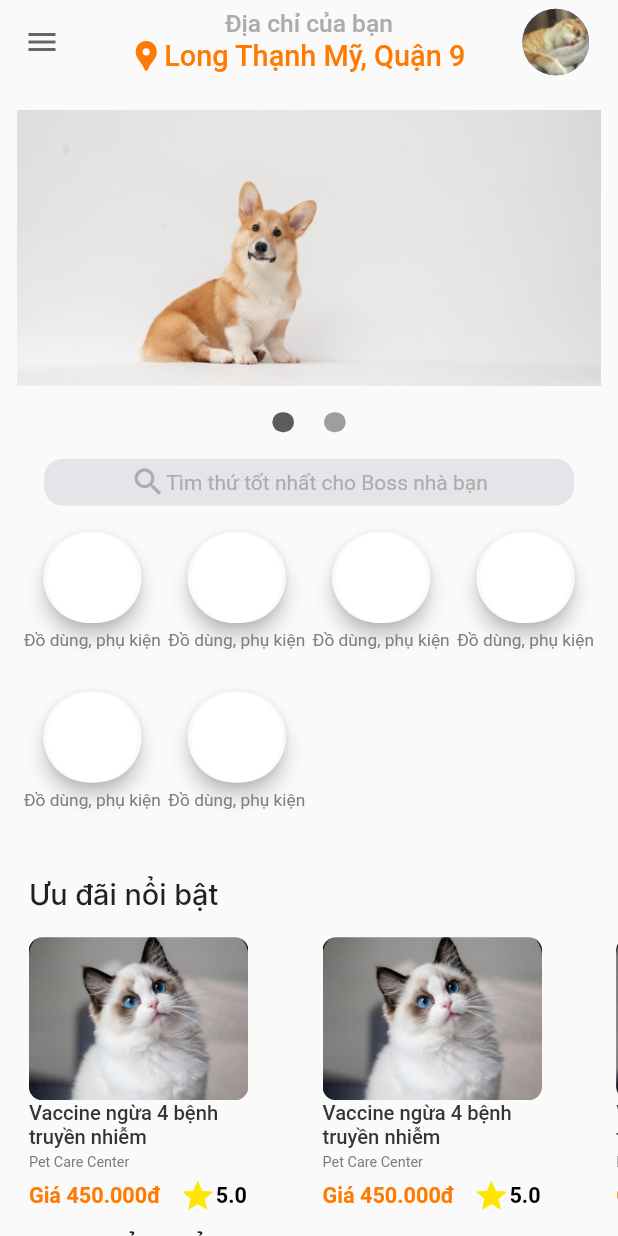
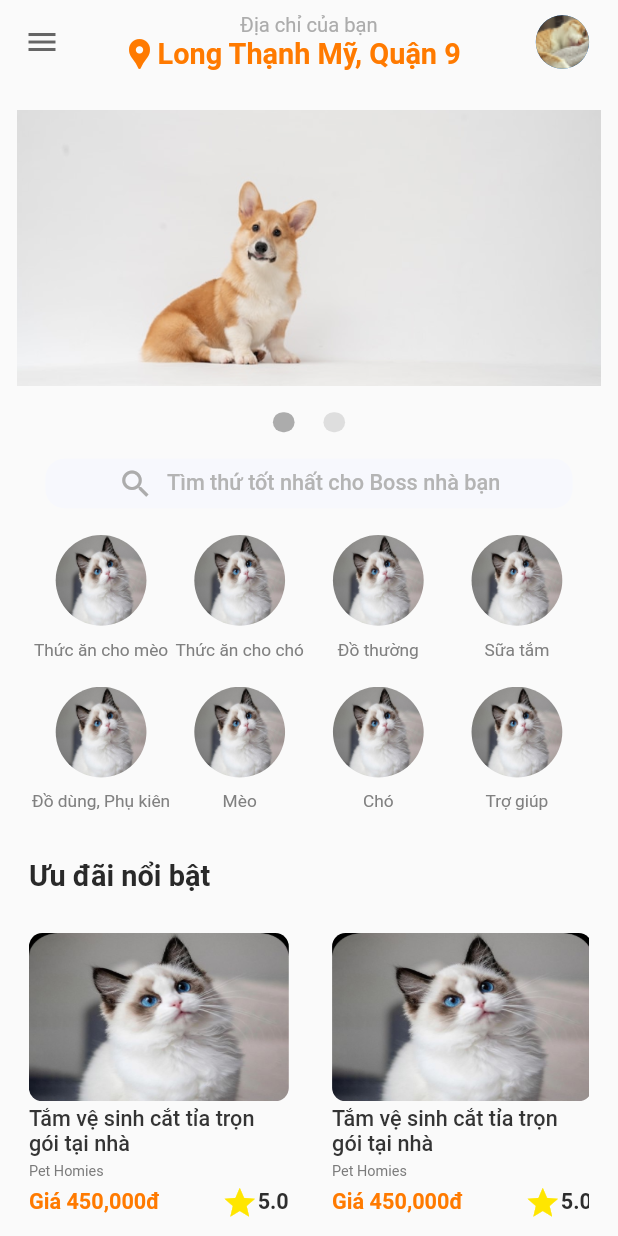
Before and after one commit to hoangduongle/pet, a Flutter app: the ShoppingScreen screen opened by its route, on a phone screen of 412 x 824 dp. Run offline on Flutter 3.47's test engine with Material 2 defaults, Android fonts, the phone set to English and light mode, and no system bars; drawn by our look-alikes of carousel_slider, smooth_page_indicator; our stand-ins replace flutter_screenutil, flutter_svg, get, google_fonts; missing offline and left inert: antdesign_icons.

Commit message:
update code layout

```diff
--- a/lib/app/core/values/app_colors.dart
+++ b/lib/app/core/values/app_colors.dart
@@ -33,6 +33,16 @@ abstract class AppColors {
   static const Color C8E8E8E = Color(0xff8E8E8E);
   static const Color C9F9F9F = Color(0xff9F9F9F);
   static const Color Cf4f4f4 = Color.fromARGB(255, 229, 229, 229);
+  static const Color Cf3f3f3 = Color(0xfff3f3f3);
+  static const Color C717171 = Color(0xff717171);
+  static const Color CFFCE31 = Color(0xffFFCE31);
+  static const Color C4D4D4D = Color(0xff4D4D4D);
+  static const Color C747474 = Color(0xff747474);
+  static const Color C595959 = Color(0xff595959);
+  static const Color C949494 = Color(0xff949494);
+  static const Color Cf7f7f7 = Color(0xfff7f7f7);
+  static const Color CD9D9D9 = Color(0xffD9D9D9);
+  static const Color C787878 = Color(0xff787878);
 
 
 
--- a/lib/app/modules/serivce/widgets/circleCard.dart
+++ b/lib/app/modules/serivce/widgets/circleCard.dart
@@ -9,10 +9,12 @@ import 'package:pets/app/core/values/text_styles.dart';
 class CircleCard extends StatelessWidget {
   final String text;
   final String image;
+  final double width;
   final Function() ontap;
   const CircleCard({
     Key? key,
     required this.text,
+    this.width = 92,
     required this.image,
     required this.ontap,
   }) : super(key: key);
@@ -20,7 +22,7 @@ class CircleCard extends StatelessWidget {
   @override
   Widget build(BuildContext context) {
     return SizedBox(
-      width: 92.w,
+      width: width.w,
       child: Column(
         children: [
           Material(
--- a/lib/app/modules/shopping/view/shopping_view.dart
+++ b/lib/app/modules/shopping/view/shopping_view.dart
@@ -1,10 +1,17 @@
 import 'package:carousel_slider/carousel_slider.dart';
 import 'package:flutter/material.dart';
-import 'package:flutter/src/widgets/framework.dart';
-import 'package:flutter/src/widgets/placeholder.dart';
 import 'package:flutter_screenutil/flutter_screenutil.dart';
 import 'package:get/get.dart';
 import 'package:google_fonts/google_fonts.dart';
+import 'package:pets/app/core/utils/number_utils.dart';
+import 'package:pets/app/core/values/app_colors.dart';
+import 'package:pets/app/core/values/font_weights.dart';
+import 'package:pets/app/core/values/text_styles.dart';
+import 'package:pets/app/modules/serivce/widgets/BuildIndicator.dart';
+import 'package:pets/app/modules/serivce/widgets/cardFooter.dart';
+import 'package:pets/app/modules/serivce/widgets/cardPet.dart';
+import 'package:pets/app/modules/serivce/widgets/circleCard.dart';
+import 'package:pets/app/modules/serivce/widgets/paddingText.dart';
 import 'package:pets/app/route/app_routes.dart';
 import 'package:smooth_page_indicator/smooth_page_indicator.dart';
 
@@ -26,9 +33,9 @@ class _ShoppingScreenState extends State<ShoppingScreen> {
         elevation: 0,
         centerTitle: true,
         leading: IconButton(
-          icon: Icon(
+          icon: const Icon(
             Icons.menu,
-            color: Color(0xff656565),
+            color: AppColors.C656565,
           ),
           onPressed: () {},
         ),
@@ -36,22 +43,17 @@ class _ShoppingScreenState extends State<ShoppingScreen> {
           children: [
             Text(
               'Địa chỉ của bạn',
-              style: GoogleFonts.roboto(textStyle: TextStyle(color: Color(0xffACACAC), fontSize: 17.sp)),
+              style: h5.copyWith(color: AppColors.CACACAC, fontSize: 14.sp),
             ),
             Row(
               children: [
-                Icon(
+                const Icon(
                   Icons.location_pin,
                   color: Color(0xffFF7A00),
                 ),
                 Text(
                   'Long Thạnh Mỹ, Quận 9',
-                  style: GoogleFonts.roboto(
-                      textStyle: TextStyle(
-                    fontWeight: FontWeight.w500,
-                    fontSize: 20.sp,
-                    color: Color(0xffFF7A00),
-                  )),
+                  style: h4.copyWith(color: AppColors.CFF7A00, fontSize: 20.sp, fontWeight: FontWeights.bold),
                 ),
               ],
             )
@@ -61,7 +63,7 @@ class _ShoppingScreenState extends State<ShoppingScreen> {
           Padding(
             padding: EdgeInsets.symmetric(horizontal: 20.w),
             child: CircleAvatar(
-              radius: 25.r,
+              radius: 20.r,
               backgroundImage: const AssetImage('assets/png/avatar.png'),
             ),
           )
@@ -72,7 +74,6 @@ class _ShoppingScreenState extends State<ShoppingScreen> {
           crossAxisAlignment: CrossAxisAlignment.start,
           children: [
             Container(
-              child: Container(
                 padding: EdgeInsets.symmetric(horizontal: 12.w),
                 child: Column(children: [
                   Center(
@@ -97,37 +98,36 @@ class _ShoppingScreenState extends State<ShoppingScreen> {
                       },
                     ),
                   ),
-                    buildIndicator(2, currentIndex),
+                  BuildIndicator(
+                    length: 2,
+                    currentIndex: currentIndex,
+                  ),
                 ])),
-            ),
             Center(
               child: Padding(
                 padding: EdgeInsets.symmetric(vertical: 20.h),
                 child: Material(
                   elevation: 0,
-                  borderRadius: BorderRadius.circular(14.r),
+                  borderRadius: BorderRadius.circular(10.r),
                   child: InkWell(
                     onTap: () {
-                      Get.toNamed(Routes.SEARCHSERVICE);
+                      Get.toNamed(Routes.SEARCHSERVICE, arguments: {
+                        'searchText': '',
+                      });
                     },
                     child: Container(
-                      width: 367.w,
-                      height: 35.h,
-                      decoration: BoxDecoration(color: Color.fromARGB(255, 229, 229, 233), borderRadius: BorderRadius.circular(14.r)),
+                      padding: EdgeInsets.symmetric(horizontal: 50.w),
+                      width: 365.w,
+                      height: 37.h,
+                      decoration: BoxDecoration(color: AppColors.CF7F8FD, borderRadius: BorderRadius.circular(14.r)),
                       child: Row(
-                        mainAxisAlignment: MainAxisAlignment.center,
+                        mainAxisAlignment: MainAxisAlignment.spaceBetween,
                         children: [
-                          Icon(
+                          const Icon(
                             Icons.search_sharp,
                             color: Color(0xffACACAC),
                           ),
-                          Text(
-                            'Tìm thứ tốt nhất cho Boss nhà bạn',
-                            style: GoogleFonts.roboto(
-                                textStyle: TextStyle(
-                              color: Color(0xffACACAC),
-                            )),
-                          ),
+                          Text('Tìm thứ tốt nhất cho Boss nhà bạn', style: h5.copyWith(color: AppColors.CB4B4B4, fontSize: 15.sp, fontWeight: FontWeights.medium)),
                         ],
                       ),
                     ),
@@ -136,53 +136,113 @@ class _ShoppingScreenState extends State<ShoppingScreen> {
               ),
             ),
             Center(
-              child: Container(
-                width: 400.w,
-                // height: 2.h,
-                child: GridView.builder(
-                  shrinkWrap: true,
-                  itemCount: 6,
-                  gridDelegate: SliverGridDelegateWithFixedCrossAxisCount(crossAxisCount: 4, mainAxisSpacing: 10),
-                  itemBuilder: (context, index) {
-                    return Column(
+              child: Padding(
+                  padding: EdgeInsets.symmetric(horizontal: 22.w),
+                  child: Column(
                     children: [
-                        Material(
-                          elevation: 5,
-                          borderRadius: BorderRadius.circular(50.r),
-                          child: InkWell(
-                            borderRadius: BorderRadius.circular(50.r),
-                            onTap: () {},
-                            child: Container(
-                              width: 68.w,
-                              height: 68.h,
-                              decoration: BoxDecoration(color: Colors.white, shape: BoxShape.circle),
-                            ),
-                          ),
-                        ),
-                        Padding(
-                          padding: EdgeInsets.symmetric(vertical: 5.h),
-                          child: Container(
-                            child: Text(
-                              'Đồ dùng, phụ kiện',
-                              maxLines: 2,
-                              textAlign: TextAlign.center,
-                              style: TextStyle(fontSize: 12.sp, color: Color(0xff808080), fontWeight: FontWeight.w400),
-                            ),
-                          ),
-                        )
-                      ],
-                    );
+                      Row(
+                        mainAxisAlignment: MainAxisAlignment.spaceBetween,
+                        children: [
+                          CircleCard(
+                            width: 96,
+                            text: "Thức ăn cho mèo",
+                            image: 'assets/png/cat.png',
+                            ontap: () {
+                              Get.toNamed(Routes.SEARCHSERVICE, arguments: {
+                                'searchText': 'Thức ăn cho mèo',
+                              });
                             },
                           ),
+                          CircleCard(
+                            width: 96,
+                            text: "Thức ăn cho chó",
+                            image: 'assets/png/cat.png',
+                            ontap: () {
+                              Get.toNamed(Routes.SEARCHSERVICE, arguments: {
+                                'searchText': 'Thức ăncho chó',
+                              });
+                            },
                           ),
+                          CircleCard(
+                            width: 96,
+                            text: "Đồ thường",
+                            image: 'assets/png/cat.png',
+                            ontap: () {
+                              Get.toNamed(Routes.SEARCHSERVICE, arguments: {
+                                'searchText': 'Đồ thường',
+                              });
+                            },
+                          ),
+                          CircleCard(
+                            width: 96,
+                            text: "Sữa tắm",
+                            image: 'assets/png/cat.png',
+                            ontap: () {
+                              Get.toNamed(Routes.SEARCHSERVICE, arguments: {
+                                'searchText': 'Sữa tắm',
+                              });
+                            },
+                          ),
+                        ],
+                      ),
+                      SizedBox(
+                        height: 15.h,
+                      ),
+                      Row(
+                        mainAxisAlignment: MainAxisAlignment.spaceBetween,
+                        children: [
+                          CircleCard(
+                            width: 96,
+                            text: "Đồ dùng, Phụ kiên",
+                            image: 'assets/png/cat.png',
+                            ontap: () {
+                              Get.toNamed(Routes.SEARCHSERVICE, arguments: {
+                                'searchText': 'Đồ dùng, Phụ kiên',
+                              });
+                            },
+                          ),
+                          CircleCard(
+                            width: 96,
+                            text: "Mèo",
+                            image: 'assets/png/cat.png',
+                            ontap: () {
+                              Get.toNamed(Routes.SEARCHSERVICE, arguments: {
+                                'searchText': 'Mèo',
+                              });
+                            },
+                          ),
+                          CircleCard(
+                            width: 96,
+                            text: "Chó",
+                            image: 'assets/png/cat.png',
+                            ontap: () {
+                              Get.toNamed(Routes.SEARCHSERVICE, arguments: {
+                                'searchText': 'Chó',
+                              });
+                            },
+                          ),
+                          CircleCard(
+                            width: 96,
+                            text: "Trợ giúp",
+                            image: 'assets/png/cat.png',
+                            ontap: () {
+                              Get.toNamed(Routes.SEARCHSERVICE, arguments: {
+                                'searchText': 'Trợ giúp',
+                              });
+                            },
+                          ),
+                        ],
+                      ),
+                    ],
+                  )),
             ),
             SizedBox(
               height: 30.h,
             ),
-            paddingText('Ưu đãi nổi bật'),
-            card(),
-            paddingText('Sản phẩm nổi bật'),
-            cardPet(),
+            const PaddingText(text: 'Ưu đãi nổi bật'),
+            cardPet('Tắm vệ sinh cắt tỉa trọn gói tại nhà', 'Pet Homies', 'assets/png/cat.png', 450000, 5),
+            const PaddingText(text: 'Sản phẩm nổi bật'),
+            cardShop(),
             Padding(
               padding: EdgeInsets.symmetric(horizontal: 20.w),
               child: ClipRRect(
@@ -193,7 +253,11 @@ class _ShoppingScreenState extends State<ShoppingScreen> {
             SizedBox(
               height: 20.h,
             ),
-            for (int i = 0; i <= 4; i++) cardFooter(),
+            for (int i = 0; i <= 4; i++)
+              Padding(
+                padding: EdgeInsets.only(left: 20.w, top: 25.h),
+                child: CardFooter(),
+              ),
             SizedBox(
               height: 40.h,
             ),
@@ -222,19 +286,29 @@ class _ShoppingScreenState extends State<ShoppingScreen> {
     );
   }
 
-  Widget cardPet() {
-    return SizedBox(
+  Widget cardShop() {
+    return Padding(
+      padding: EdgeInsets.symmetric(horizontal: 20.w, vertical: 10.h),
+      child: SizedBox(
         height: 220.h,
         child: GridView.builder(
           itemCount: 3,
           scrollDirection: Axis.horizontal,
-        gridDelegate: const SliverGridDelegateWithFixedCrossAxisCount(
+          gridDelegate: SliverGridDelegateWithFixedCrossAxisCount(
+            mainAxisSpacing: 30.w,
+            mainAxisExtent: 180.w,
             crossAxisCount: 1,
           ),
           itemBuilder: (context, index) {
-          return Padding(
-            padding: EdgeInsets.only(left: 20.w),
+            return Container(
+              padding: EdgeInsets.all(5.r),
+              decoration: BoxDecoration(
+                borderRadius: BorderRadius.circular(7.r),
+                color: AppColors.Cf3f3f3,
+              ),
               child: Material(
+                color: AppColors.Cf3f3f3,
+                elevation: 0,
                 child: InkWell(
                     splashColor: Colors.transparent,
                     highlightColor: Colors.transparent,
@@ -248,206 +322,65 @@ class _ShoppingScreenState extends State<ShoppingScreen> {
                           borderRadius: BorderRadius.circular(10.r),
                           child: Image.asset(
                             'assets/png/cat.png',
-                        width: 152.w,
-                        height: 122.h,
-                        fit: BoxFit.cover,
-                      ),
-                    ),
-                    SizedBox(
-                      width: 151.w,
-                      child: Text(
-                        'Giường cho mèo Light Blue Ottoman',
-                        style: TextStyle(color: const Color(0xff343434), fontWeight: FontWeight.w500, fontSize: 14.sp),
-                      ),
-                    ),
-                    SizedBox(
-                      height: 15.h,
-                    ),
-                    SizedBox(
-                      width: 151.w,
-                      child: Row(
-                        mainAxisAlignment: MainAxisAlignment.spaceBetween,
-                        children: [
-                          Text(
-                            'Giá 450.000đ',
-                            style: TextStyle(color: const Color(0xffFF7A00), fontSize: 15.sp, fontWeight: FontWeight.bold),
-                          ),
-                          Container(
-                            width: 24.w,
-                            height: 24.h,
-                            decoration: BoxDecoration(borderRadius: BorderRadius.circular(7.r), color: Color(0xffFF7A00)),
-                            child: Center(
-                              child: Icon(
-                                Icons.shopping_cart_outlined,
-                                size: 20.r,
-                                color: Colors.white,
-                              ),
-                            ),
-                          )
-                        ],
-                      ),
-                    ),
-                  ],
-                ),
-              ),
-            ),
-          );
-        },
-      ),
-    );
-  }
-
-  Widget card() {
-    return SizedBox(
-      height: 220.h,
-      child: GridView.builder(
-        itemCount: 3,
-        scrollDirection: Axis.horizontal,
-        gridDelegate: const SliverGridDelegateWithFixedCrossAxisCount(
-          crossAxisCount: 1,
-        ),
-        itemBuilder: (context, index) {
-          return Padding(
-            padding: EdgeInsets.only(left: 20.w),
-            child: Material(
-              child: InkWell(
-                splashColor: Colors.transparent,
-                highlightColor: Colors.transparent,
-                onTap: () {},
-                child: Column(
-                  crossAxisAlignment: CrossAxisAlignment.start,
-                  children: [
-                    ClipRRect(
-                      borderRadius: BorderRadius.circular(10.r),
-                      child: Image.asset(
-                        'assets/png/cat.png',
-                        width: 152.w,
-                        height: 122.h,
-                        fit: BoxFit.cover,
-                      ),
-                    ),
-                    SizedBox(
-                      width: 151.w,
-                      child: Text(
-                        'Vaccine ngừa 4 bệnh truyền nhiễm',
-                        style: TextStyle(color: const Color(0xff343434), fontWeight: FontWeight.w500, fontSize: 14.sp),
+                            height: 112,
+                            width: double.infinity,
+                            fit: BoxFit.fill,
                           ),
                         ),
                         SizedBox(
                           height: 4.h,
                         ),
                         SizedBox(
-                      width: 151.w,
-                      child: Text(
-                        'Pet Care Center',
-                        style: TextStyle(color: const Color(0xff7A7A7A), fontSize: 10.sp),
-                      ),
+                          child: Text('Giường cho chó Oval Sofa Sofa bed', style: h6.copyWith(color: AppColors.C343434, fontSize: 15.sp)),
                         ),
                         SizedBox(
-                      height: 6.h,
+                          height: 8.h,
                         ),
-                    SizedBox(
-                      width: 151.w,
-                      child: Row(
+                        Row(
                           mainAxisAlignment: MainAxisAlignment.spaceBetween,
                           children: [
                             Text(
-                            'Giá 450.000đ',
-                            style: TextStyle(color: const Color(0xffFF7A00), fontSize: 15.sp, fontWeight: FontWeight.bold),
+                              'Giá ${NumberUtils.vnd(1455000)}đ',
+                              style: h6.copyWith(color: AppColors.C000000, fontSize: 15.sp, fontWeight: FontWeights.bold),
                             ),
-                          Row(
-                            children: [
-                              Icon(
-                                Icons.star,
-                                color: Color(0xffFFE600),
-                              ),
-                              Text(
-                                '5.0',
-                                style: TextStyle(color: Colors.black, fontSize: 15.sp, fontWeight: FontWeight.bold),
-                              )
-                            ],
-                          )
-                        ],
+                            Container(
+                              decoration: BoxDecoration(borderRadius: BorderRadius.circular(7.r), color: AppColors.CFF7A00),
+                              padding: EdgeInsets.all(4.r),
+                              child: Icon(
+                                Icons.shopping_basket_outlined,
+                                color: AppColors.Cffffff,
+                                size: 16.sp,
                               ),
                             ),
                           ],
                         ),
-              ),
+                      ],
+                    )),
               ),
             );
           },
         ),
+      ),
     );
   }
 
-  Widget cardFooter() {
+  Widget cardPet(String textTitle, String subText, String image, double price, double rate) {
     return Padding(
-      padding: EdgeInsets.only(left: 20.w, top: 20.h),
-      child: Row(
-        crossAxisAlignment: CrossAxisAlignment.start,
-        children: [
-          ClipRRect(
-            borderRadius: BorderRadius.circular(8.r),
-            child: Image.asset(
-              'assets/png/petycarecenter.png',
-              width: 85.w,
-              height: 70.h,
-              fit: BoxFit.cover,
+      padding: EdgeInsets.symmetric(horizontal: 20.w, vertical: 10.h),
+      child: SizedBox(
+        height: 220.h,
+        child: GridView.builder(
+          itemCount: 3,
+          scrollDirection: Axis.horizontal,
+          gridDelegate: SliverGridDelegateWithFixedCrossAxisCount(
+            mainAxisSpacing: 30.w,
+            mainAxisExtent: 180.w,
+            crossAxisCount: 1,
           ),
+          itemBuilder: (context, index) {
+            return CardPet(image: image, textTitle: textTitle, subText: subText, price: price, rate: rate);
+          },
         ),
-          Padding(
-            padding: EdgeInsets.symmetric(horizontal: 10.w),
-            child: Column(
-              crossAxisAlignment: CrossAxisAlignment.start,
-              mainAxisAlignment: MainAxisAlignment.spaceAround,
-              children: [
-                Text(
-                  "Pety Care Center",
-                  style: TextStyle(fontWeight: FontWeight.bold, fontSize: 14.sp),
-                ),
-                SizedBox(
-                  height: 5.h,
-                ),
-                SizedBox(
-                  width: 180.w,
-                  child: Text(
-                    "Tư vấn sức khoẻ Online, khám lâm sàng và chích ngừa tại nhà.",
-                    style: TextStyle(fontSize: 10.sp),
-                  ),
-                ),
-                SizedBox(
-                  height: 5.h,
-                ),
-                Row(
-                  children: [
-                    Icon(
-                      Icons.star,
-                      color: Color(0xffFFE600),
-                      size: 19.r,
-                    ),
-                    SizedBox(
-                      width: 2.w,
-                    ),
-                    Text(
-                      '5.0',
-                      style: TextStyle(color: Color(0xff2D2D2D), fontSize: 10.sp, fontWeight: FontWeight.bold),
-                    ),
-                    SizedBox(
-                      width: 8.w,
-                    ),
-                    Text(
-                      '(99)',
-                      style: TextStyle(
-                        color: Colors.black,
-                        fontSize: 10.sp,
-                      ),
-                    )
-                  ],
-                )
-              ],
-            ),
-          )
-        ],
       ),
     );
   }
```
Also changed, not shown: lib/app/modules/cart/view/cart_view.dart (+18 -12 lines), lib/app/modules/itemDetail/view/itemDetail_view.dart (+21 -13 lines), lib/app/modules/order/view/order_view.dart (+19 -15 lines), lib/app/modules/order/view/success_view.dart (+9 -7 lines). Lines whose indentation alone changed are shown as unchanged.
